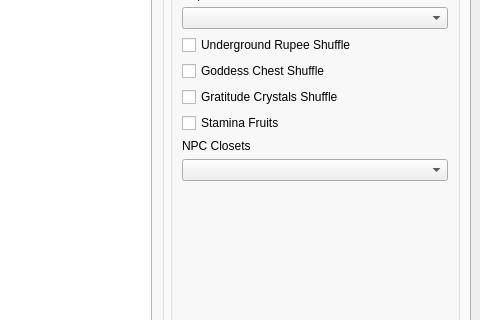
Old version of the form gui/ui/main.ui in the repository mint-choc-chip-skyblade/sshd-rando; both pictures show x 820 to 1300 and y 134 to 454 of the 1300 by 800 pixel window.
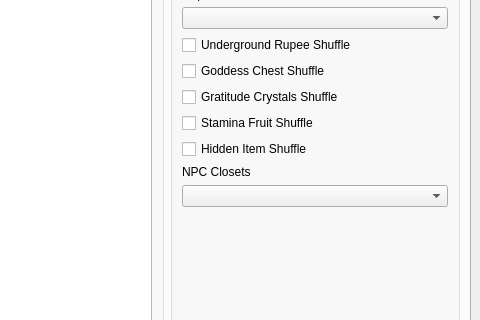
New version of the form. The open tabs and pages were chosen to show the change. Custom widgets are drawn as their Qt base class.

Commit message: Add new setting and gui stuff for hidden item shuffle

Diff of the .ui file:
```diff
--- a/gui/ui/main.ui
+++ b/gui/ui/main.ui
@@ -1494,7 +1494,14 @@
            <item>
             <widget class="RandoTriStateCheckBox" name="setting_stamina_fruit_shuffle">
              <property name="text">
-              <string>Stamina Fruits</string>
+              <string>Stamina Fruit Shuffle</string>
+             </property>
+            </widget>
+           </item>
+           <item>
+            <widget class="RandoTriStateCheckBox" name="setting_hidden_item_shuffle">
+             <property name="text">
+              <string>Hidden Item Shuffle</string>
              </property>
             </widget>
            </item>
```
Left out of the diff: 2 changed lines with no effect on the pictures. Lines whose indentation alone changed are shown as unchanged. The commit also changes 5 other files.
